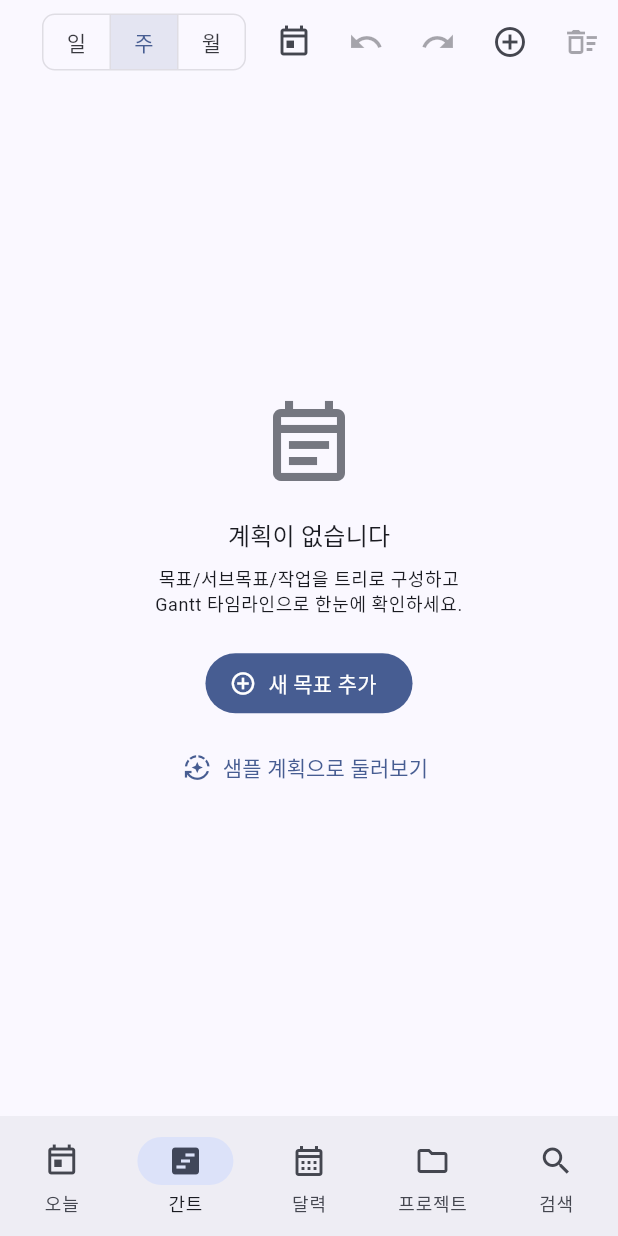
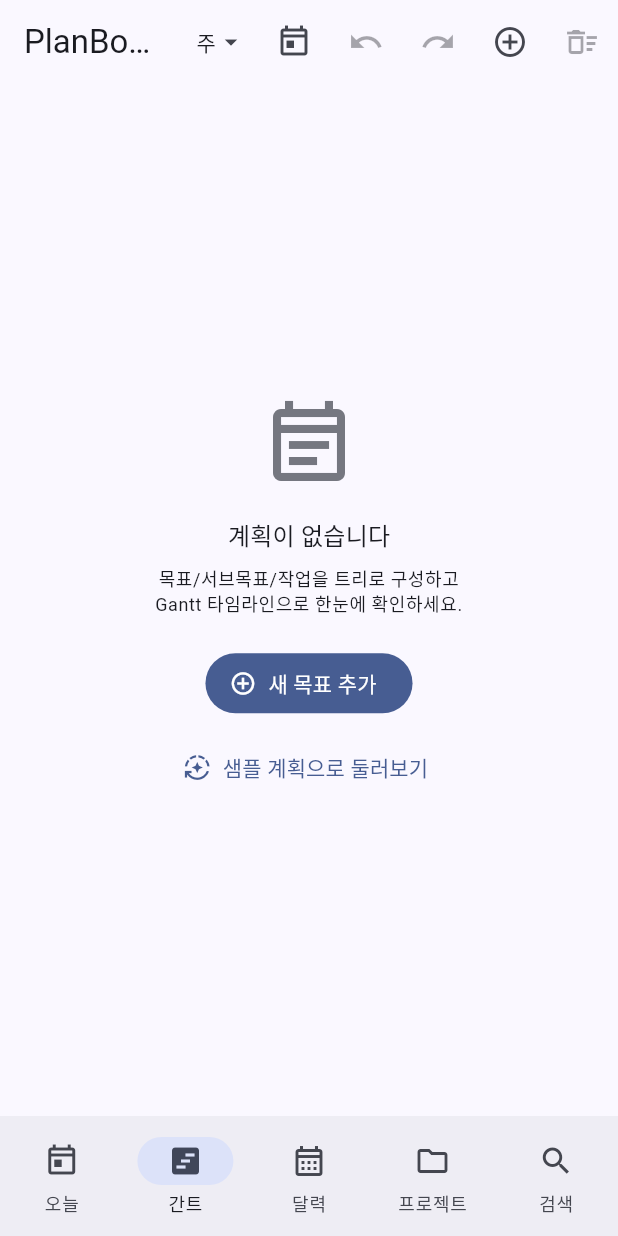
Before and after one commit to msk92221-creator/PlanBook, a Flutter app: the screen it shows after launch, item 2 of the bottom bar chosen, on a phone screen of 412 x 824 dp. Run offline on Flutter 3.47's test engine with Material 3 defaults, Android fonts, the phone set to English and light mode, and no system bars; our stand-ins replace flutter_secure_storage, package_info_plus; missing offline and left inert: flutter_web_auth_2.

Commit message:
v1.0.9: 축소 단계 분기/년 추가 + 진단 오버레이 제거
월(5px/일)이 최대 축소라 폰 화면에 3개월 남짓밖에 안 들어왔다. 여러 해에 걸친
계획을 한눈에 보려는 요구를 만족하지 못했다.

- quarter(1.8px/일), year(0.6px/일) 두 단계를 추가했다. 헤더는 각각
  "2026 Q3", "2026" 으로 표시한다. 이제 일→주→월→분기→년 5단계다.
- 핀치/휠 줌 체인(_zoomIn/_zoomOut)도 새 단계까지 잇는다.

v1.0.8 의 핀치 수정이 실기기에서 동작하는 것을 확인해(포인터 2개 인식, cancel 0,
줌 요청 발생) 임시 진단 오버레이와 debug-apk 워크플로를 제거했다.

줌 단계가 5개가 되면서 폰 앱바에 버튼을 다 놓을 폭이 안 나온다(아이콘 버튼도 5개).
좁은 화면에서는 현재 단계만 보여주는 드롭다운으로 접고, 넓은 화면에서만 버튼을
전부 펼친다.

드래그 테스트는 하루가 2px 이상인 단계(일/주/월)만 검증하도록 범위를 좁혔다.
분기/년 에서는 제스처 슬롭 1px 이 하루 이상의 오차가 되어 "3일 이동" 을 픽셀로
표현하는 것 자체가 불가능하다. 구현 결함이 아니라 축척의 한계이며, 그 단계에서는
확대해서 편집하는 것이 정상적인 사용 흐름이다.

flutter analyze: 0 issues / flutter test: 668개 통과

Co-Authored-By: Claude Opus 5 <noreply@anthropic.com>

```diff
--- a/lib/ui/plan/plan_page.dart
+++ b/lib/ui/plan/plan_page.dart
@@ -565,15 +565,44 @@ class _ZoomSelector extends StatelessWidget {
 
   @override
   Widget build(BuildContext context) {
+    // 줌 단계가 5개(일/주/월/분기/년)로 늘면서 폰 화면에서는 버튼을 다 늘어놓을
+    // 폭이 안 나온다(앱바에 아이콘 버튼도 5개 있다). 좁은 화면에서는 현재 단계만
+    // 보여주는 드롭다운으로 접고, 넓은 화면에서만 버튼을 전부 펼친다.
+    final isWide = MediaQuery.sizeOf(context).width >= kTwoPaneBreakpoint;
+    if (!isWide) {
+      return PopupMenuButton<GanttZoomLevel>(
+        tooltip: '확대/축소 단계',
+        initialValue: value,
+        onSelected: onChanged,
+        itemBuilder: (context) => [
+          for (final z in GanttZoomLevel.values)
+            PopupMenuItem(value: z, child: Text(z.label)),
+        ],
+        child: Padding(
+          padding: const EdgeInsets.symmetric(horizontal: 8),
+          child: Row(
+            mainAxisSize: MainAxisSize.min,
+            children: [
+              Text(value.label),
+              const Icon(Icons.arrow_drop_down, size: 20),
+            ],
+          ),
+        ),
+      );
+    }
     return Padding(
       padding: const EdgeInsets.symmetric(horizontal: 8),
       child: ToggleButtons(
         isSelected: GanttZoomLevel.values.map((z) => z == value).toList(),
         onPressed: (i) => onChanged(GanttZoomLevel.values[i]),
-        constraints: const BoxConstraints(minHeight: 36, minWidth: 44),
+        constraints: const BoxConstraints(minHeight: 36, minWidth: 40),
         borderRadius: BorderRadius.circular(8),
         children: [
-          for (final z in GanttZoomLevel.values) Text(z.label),
+          for (final z in GanttZoomLevel.values)
+            Padding(
+              padding: const EdgeInsets.symmetric(horizontal: 4),
+              child: Text(z.label),
+            ),
         ],
       ),
     );
--- a/pubspec.yaml
+++ b/pubspec.yaml
@@ -16,7 +16,7 @@ publish_to: 'none' # Remove this line if you wish to publish to pub.dev
 # https://developer.apple.com/library/archive/documentation/General/Reference/InfoPlistKeyReference/Articles/CoreFoundationKeys.html
 # In Windows, build-name is used as the major, minor, and patch parts
 # of the product and file versions while build-number is used as the build suffix.
-version: 1.0.8+9
+version: 1.0.9+10
 
 environment:
   sdk: ^3.12.2
```
Also changed, not shown: lib/ui/plan/gantt_metrics.dart (+60 -1 lines), lib/ui/plan/gantt_timeline.dart (+9 -67 lines), 5 other files.
